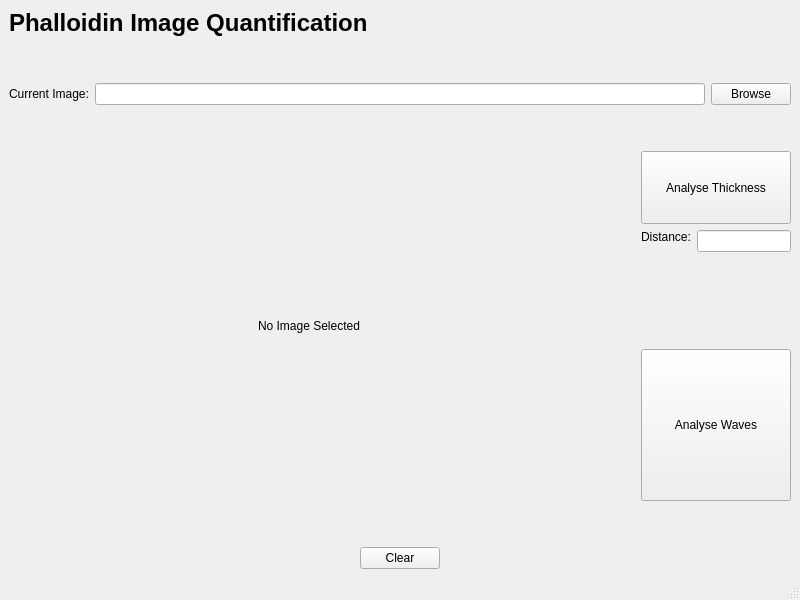
NielAlejandroPaz/PhalloidinImageQuantification, file phalloidinimagequantification.ui: the form before one commit.
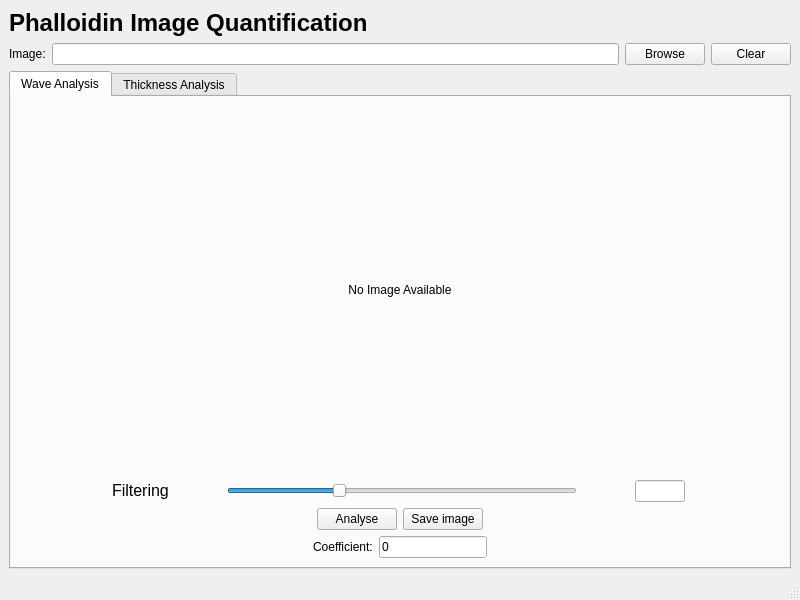
The form after the commit.

Commit message: separation into classes for different analyses. Rework UI

What changed in the file:
```diff
--- a/phalloidinimagequantification.ui
+++ b/phalloidinimagequantification.ui
@@ -38,9 +38,7 @@
      <verstretch>0</verstretch>
     </sizepolicy>
    </property>
-   <layout class="QVBoxLayout" name="verticalLayout_2">
-    <item>
-     <layout class="QVBoxLayout" name="TitleLayout">
+   <layout class="QVBoxLayout" name="verticalLayout">
       <item>
        <widget class="QLabel" name="Title">
         <property name="sizePolicy">
@@ -60,28 +58,12 @@
         </property>
        </widget>
       </item>
-      <item>
-       <spacer name="verticalSpacer_4">
-        <property name="orientation">
-         <enum>Qt::Vertical</enum>
-        </property>
-        <property name="sizeType">
-         <enum>QSizePolicy::Maximum</enum>
-        </property>
-        <property name="sizeHint" stdset="0">
-         <size>
-          <width>20</width>
-          <height>40</height>
-         </size>
-        </property>
-       </spacer>
-      </item>
       <item>
        <layout class="QHBoxLayout" name="BrowseHorizontalLayout">
         <item>
          <widget class="QLabel" name="currentImage_label">
           <property name="text">
-           <string>Current Image:</string>
+         <string>Image:</string>
           </property>
          </widget>
         </item>
@@ -95,54 +77,152 @@
           </property>
          </widget>
         </item>
-       </layout>
-      </item>
-     </layout>
-    </item>
     <item>
-     <layout class="QHBoxLayout" name="AnalysisLayout">
-      <property name="spacing">
-       <number>6</number>
-      </property>
-      <property name="sizeConstraint">
-       <enum>QLayout::SetNoConstraint</enum>
-      </property>
-      <item>
-       <widget class="QLabel" name="ImageLabel">
+       <widget class="QPushButton" name="ClearPushButton">
         <property name="sizePolicy">
          <sizepolicy hsizetype="Maximum" vsizetype="Maximum">
           <horstretch>0</horstretch>
           <verstretch>0</verstretch>
          </sizepolicy>
         </property>
-        <property name="minimumSize">
-         <size>
-          <width>600</width>
-          <height>400</height>
-         </size>
+        <property name="text">
+         <string>Clear</string>
         </property>
-        <property name="maximumSize">
-         <size>
-          <width>600</width>
-          <height>400</height>
-         </size>
-        </property>
+       </widget>
+      </item>
+     </layout>
+    </item>
+    <item>
+     <widget class="QTabWidget" name="tabWidget">
+      <property name="currentIndex">
+       <number>0</number>
+      </property>
+      <widget class="QWidget" name="WaveAnalysis">
+       <attribute name="title">
+        <string>Wave Analysis</string>
+       </attribute>
+       <layout class="QVBoxLayout" name="verticalLayout_5">
+        <item>
+         <widget class="QLabel" name="WaveAnalysisResultLabel">
+          <property name="sizePolicy">
+           <sizepolicy hsizetype="Preferred" vsizetype="Expanding">
+            <horstretch>0</horstretch>
+            <verstretch>0</verstretch>
+           </sizepolicy>
+          </property>
         <property name="text">
-         <string>No Image Selected</string>
+           <string>No Image Available</string>
         </property>
         <property name="alignment">
          <set>Qt::AlignCenter</set>
         </property>
        </widget>
       </item>
+        <item>
+         <layout class="QHBoxLayout" name="FilteringHorizontalLayout">
+          <item>
+           <spacer name="horizontalSpacer_6">
+            <property name="orientation">
+             <enum>Qt::Horizontal</enum>
+            </property>
+            <property name="sizeType">
+             <enum>QSizePolicy::Preferred</enum>
+            </property>
+            <property name="sizeHint" stdset="0">
+             <size>
+              <width>40</width>
+              <height>20</height>
+             </size>
+            </property>
+           </spacer>
+          </item>
+          <item>
+           <widget class="QLabel" name="FilteringLabel">
+            <property name="sizePolicy">
+             <sizepolicy hsizetype="Maximum" vsizetype="Maximum">
+              <horstretch>0</horstretch>
+              <verstretch>0</verstretch>
+             </sizepolicy>
+            </property>
+            <property name="font">
+             <font>
+              <pointsize>12</pointsize>
+             </font>
+            </property>
+            <property name="text">
+             <string>Filtering</string>
+            </property>
+           </widget>
+          </item>
+          <item>
+           <widget class="QSlider" name="FilteringHorizontalSlider">
+            <property name="sizePolicy">
+             <sizepolicy hsizetype="Maximum" vsizetype="Fixed">
+              <horstretch>0</horstretch>
+              <verstretch>0</verstretch>
+             </sizepolicy>
+            </property>
+            <property name="maximumSize">
+             <size>
+              <width>350</width>
+              <height>16777215</height>
+             </size>
+            </property>
+            <property name="maximum">
+             <number>255</number>
+            </property>
+            <property name="value">
+             <number>80</number>
+            </property>
+            <property name="orientation">
+             <enum>Qt::Horizontal</enum>
+            </property>
+            <property name="invertedAppearance">
+             <bool>false</bool>
+            </property>
+           </widget>
+          </item>
+          <item>
+           <widget class="QLineEdit" name="FilteringLineEdit">
+            <property name="sizePolicy">
+             <sizepolicy hsizetype="Maximum" vsizetype="Fixed">
+              <horstretch>0</horstretch>
+              <verstretch>0</verstretch>
+             </sizepolicy>
+            </property>
+            <property name="maximumSize">
+             <size>
+              <width>50</width>
+              <height>16777215</height>
+             </size>
+            </property>
+           </widget>
+          </item>
+          <item>
+           <spacer name="horizontalSpacer_5">
+            <property name="orientation">
+             <enum>Qt::Horizontal</enum>
+            </property>
+            <property name="sizeType">
+             <enum>QSizePolicy::Preferred</enum>
+            </property>
+            <property name="sizeHint" stdset="0">
+             <size>
+              <width>40</width>
+              <height>20</height>
+             </size>
+            </property>
+           </spacer>
+          </item>
+         </layout>
+        </item>
+        <item>
+         <layout class="QHBoxLayout" name="WaveAnalysisButtonLayout">
       <item>
        <spacer name="horizontalSpacer_3">
         <property name="orientation">
          <enum>Qt::Horizontal</enum>
         </property>
-        <property name="sizeType">
-         <enum>QSizePolicy::Maximum</enum>
-        </property>
         <property name="sizeHint" stdset="0">
          <size>
           <width>40</width>
@@ -152,56 +232,197 @@
        </spacer>
       </item>
       <item>
-       <layout class="QVBoxLayout" name="AnalyseVerticalLayout">
-        <property name="spacing">
-         <number>6</number>
-        </property>
+           <widget class="QPushButton" name="AnalyseWavesPushButton">
+            <property name="sizePolicy">
+             <sizepolicy hsizetype="Maximum" vsizetype="Maximum">
+              <horstretch>0</horstretch>
+              <verstretch>0</verstretch>
+             </sizepolicy>
+            </property>
+            <property name="text">
+             <string>Analyse</string>
+            </property>
+           </widget>
+          </item>
         <item>
-         <spacer name="verticalSpacer_2">
+           <widget class="QPushButton" name="WaveSaveImagePushButton">
+            <property name="text">
+             <string>Save image</string>
+            </property>
+           </widget>
+          </item>
+          <item>
+           <spacer name="horizontalSpacer_4">
           <property name="orientation">
-           <enum>Qt::Vertical</enum>
-          </property>
-          <property name="sizeType">
-           <enum>QSizePolicy::Maximum</enum>
-          </property>
+             <enum>Qt::Horizontal</enum>
+            </property>
+            <property name="sizeHint" stdset="0">
+             <size>
+              <width>40</width>
+              <height>20</height>
+             </size>
+            </property>
+           </spacer>
+          </item>
+         </layout>
+        </item>
+        <item>
+         <layout class="QHBoxLayout" name="horizontalLayout_5">
+          <item>
+           <spacer name="horizontalSpacer_7">
+            <property name="orientation">
+             <enum>Qt::Horizontal</enum>
+            </property>
           <property name="sizeHint" stdset="0">
            <size>
-            <width>20</width>
-            <height>40</height>
+              <width>40</width>
+              <height>20</height>
            </size>
           </property>
          </spacer>
         </item>
         <item>
-         <layout class="QVBoxLayout" name="verticalLayout">
+           <widget class="QLabel" name="CoefficientLabel">
+            <property name="sizePolicy">
+             <sizepolicy hsizetype="Preferred" vsizetype="Maximum">
+              <horstretch>0</horstretch>
+              <verstretch>0</verstretch>
+             </sizepolicy>
+            </property>
+            <property name="text">
+             <string>Coefficient:</string>
+            </property>
+           </widget>
+          </item>
+          <item>
+           <widget class="QLineEdit" name="CoefficientLineEdit">
+            <property name="sizePolicy">
+             <sizepolicy hsizetype="Maximum" vsizetype="Fixed">
+              <horstretch>0</horstretch>
+              <verstretch>0</verstretch>
+             </sizepolicy>
+            </property>
+            <property name="maximumSize">
+             <size>
+              <width>200</width>
+              <height>16777215</height>
+             </size>
+            </property>
+            <property name="text">
+             <string>0</string>
+            </property>
+           </widget>
+          </item>
+          <item>
+           <spacer name="horizontalSpacer_8">
+            <property name="orientation">
+             <enum>Qt::Horizontal</enum>
+            </property>
+            <property name="sizeHint" stdset="0">
+             <size>
+              <width>40</width>
+              <height>20</height>
+             </size>
+            </property>
+           </spacer>
+          </item>
+         </layout>
+        </item>
+       </layout>
+      </widget>
+      <widget class="QWidget" name="ThicknessAnalysis">
+       <attribute name="title">
+        <string>Thickness Analysis</string>
+       </attribute>
+       <layout class="QVBoxLayout" name="verticalLayout_2">
+        <item>
+         <widget class="QLabel" name="ThicknessAnalysisResultLabel">
+          <property name="sizePolicy">
+           <sizepolicy hsizetype="Preferred" vsizetype="Expanding">
+            <horstretch>0</horstretch>
+            <verstretch>0</verstretch>
+           </sizepolicy>
+          </property>
+          <property name="text">
+           <string>No Image Available</string>
+          </property>
+          <property name="alignment">
+           <set>Qt::AlignCenter</set>
+          </property>
+         </widget>
+        </item>
+        <item>
+         <layout class="QHBoxLayout" name="horizontalLayout">
+          <item>
+           <spacer name="horizontalSpacer">
+            <property name="orientation">
+             <enum>Qt::Horizontal</enum>
+            </property>
+            <property name="sizeHint" stdset="0">
+             <size>
+              <width>40</width>
+              <height>20</height>
+             </size>
+            </property>
+           </spacer>
+          </item>
           <item>
            <widget class="QPushButton" name="AnalyseThicknessPushButton">
             <property name="sizePolicy">
-             <sizepolicy hsizetype="Minimum" vsizetype="Minimum">
+             <sizepolicy hsizetype="Maximum" vsizetype="Maximum">
               <horstretch>0</horstretch>
               <verstretch>0</verstretch>
              </sizepolicy>
             </property>
+            <property name="tabletTracking">
+             <bool>false</bool>
+            </property>
+            <property name="layoutDirection">
+             <enum>Qt::LeftToRight</enum>
+            </property>
             <property name="text">
-             <string>Analyse Thickness</string>
+             <string>Analyse</string>
             </property>
            </widget>
           </item>
           <item>
-           <layout class="QFormLayout" name="DistanceLayout">
-            <property name="sizeConstraint">
-             <enum>QLayout::SetMaximumSize</enum>
+           <widget class="QPushButton" name="ThicknessSaveImagePushButton">
+            <property name="text">
+             <string>Save Image</string>
             </property>
-            <property name="labelAlignment">
-             <set>Qt::AlignCenter</set>
+           </widget>
+          </item>
+          <item>
+           <spacer name="horizontalSpacer_2">
+            <property name="orientation">
+             <enum>Qt::Horizontal</enum>
             </property>
-            <property name="formAlignment">
-             <set>Qt::AlignHCenter|Qt::AlignTop</set>
+            <property name="sizeHint" stdset="0">
+             <size>
+              <width>40</width>
+              <height>20</height>
+             </size>
             </property>
-            <property name="verticalSpacing">
-             <number>0</number>
+           </spacer>
+          </item>
+         </layout>
+        </item>
+        <item>
+         <layout class="QHBoxLayout" name="horizontalLayout_2">
+          <item>
+           <spacer name="horizontalSpacer_9">
+            <property name="orientation">
+             <enum>Qt::Horizontal</enum>
             </property>
-            <item row="0" column="0">
+            <property name="sizeHint" stdset="0">
+             <size>
+              <width>40</width>
+              <height>20</height>
+             </size>
+            </property>
+           </spacer>
+          </item>
+          <item>
              <widget class="QLabel" name="DistanceLabel">
               <property name="sizePolicy">
                <sizepolicy hsizetype="Preferred" vsizetype="Maximum">
@@ -217,7 +438,7 @@
               </property>
              </widget>
             </item>
-            <item row="0" column="1">
+          <item>
              <widget class="QLineEdit" name="DistanceLineEdit">
               <property name="sizePolicy">
                <sizepolicy hsizetype="Maximum" vsizetype="Maximum">
@@ -233,104 +454,24 @@
               </property>
              </widget>
             </item>
-           </layout>
-          </item>
-         </layout>
-        </item>
         <item>
-         <spacer name="verticalSpacer_3">
+           <spacer name="horizontalSpacer_10">
           <property name="orientation">
-           <enum>Qt::Vertical</enum>
-          </property>
-          <property name="sizeType">
-           <enum>QSizePolicy::Maximum</enum>
-          </property>
-          <property name="sizeHint" stdset="0">
-           <size>
-            <width>20</width>
-            <height>40</height>
-           </size>
-          </property>
-         </spacer>
-        </item>
-        <item>
-         <widget class="QPushButton" name="AnalyseWavesPushButton">
-          <property name="sizePolicy">
-           <sizepolicy hsizetype="Minimum" vsizetype="Minimum">
-            <horstretch>0</horstretch>
-            <verstretch>0</verstretch>
-           </sizepolicy>
-          </property>
-          <property name="text">
-           <string>Analyse Waves</string>
-          </property>
-         </widget>
-        </item>
-        <item>
-         <spacer name="verticalSpacer">
-          <property name="orientation">
-           <enum>Qt::Vertical</enum>
-          </property>
-          <property name="sizeType">
-           <enum>QSizePolicy::Maximum</enum>
-          </property>
-          <property name="sizeHint" stdset="0">
-           <size>
-            <width>20</width>
-            <height>40</height>
-           </size>
-          </property>
-         </spacer>
-        </item>
-       </layout>
-      </item>
-     </layout>
-    </item>
-    <item>
-     <layout class="QHBoxLayout" name="ClearLayout">
-      <property name="sizeConstraint">
-       <enum>QLayout::SetMaximumSize</enum>
-      </property>
-      <item>
-       <spacer name="horizontalSpacer">
-        <property name="orientation">
          <enum>Qt::Horizontal</enum>
         </property>
         <property name="sizeHint" stdset="0">
          <size>
           <width>40</width>
-          <height>10</height>
+              <height>20</height>
          </size>
         </property>
        </spacer>
       </item>
-      <item>
-       <widget class="QPushButton" name="ClearPushButton">
-        <property name="sizePolicy">
-         <sizepolicy hsizetype="Maximum" vsizetype="Maximum">
-          <horstretch>0</horstretch>
-          <verstretch>0</verstretch>
-         </sizepolicy>
-        </property>
-        <property name="text">
-         <string>Clear</string>
-        </property>
-       </widget>
-      </item>
-      <item>
-       <spacer name="horizontalSpacer_2">
-        <property name="orientation">
-         <enum>Qt::Horizontal</enum>
-        </property>
-        <property name="sizeHint" stdset="0">
-         <size>
-          <width>40</width>
-          <height>10</height>
-         </size>
-        </property>
-       </spacer>
-      </item>
-     </layout>
+         </layout>
+        </item>
+       </layout>
+      </widget>
+     </widget>
     </item>
    </layout>
   </widget>
```
Left out of the diff: 2 changed lines with no effect on the pictures. Lines whose indentation alone changed are shown as unchanged. The commit also changes 8 other files.
